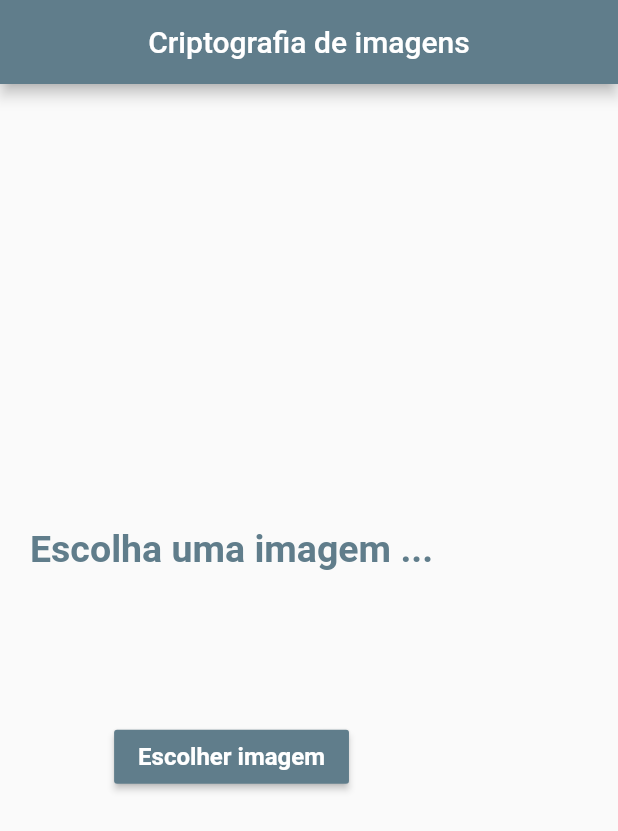
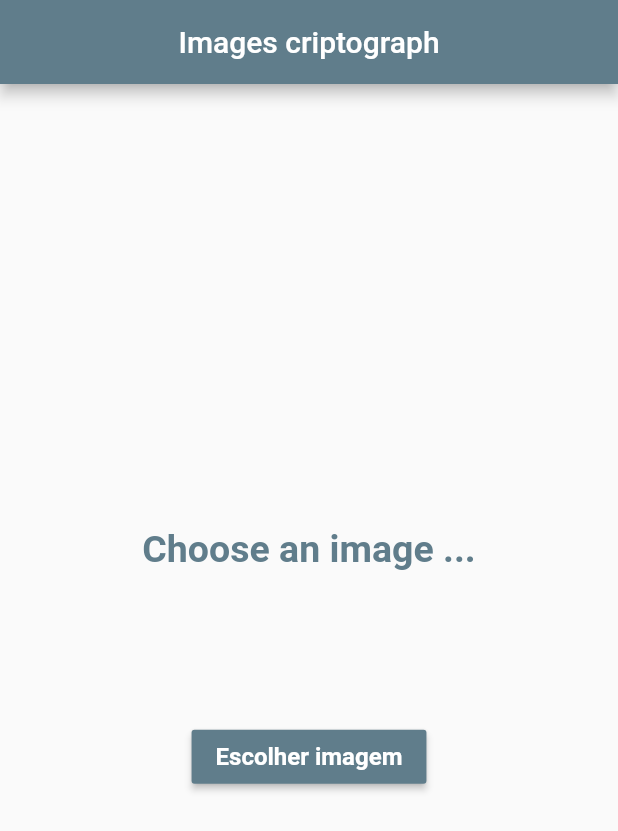
Before and after one commit to renanklein/flutter-imageCripto, a Flutter app: the screen it shows after launch, after a tap on "Escolher imagem", on a phone screen of 412 x 824 dp. Shown: the top 831 px of the screen. Run offline on Flutter 3.47's test engine with Material 2 defaults, Android fonts, the phone set to English and light mode, and no system bars; our stand-ins replace image_picker; missing offline and left inert: encrypt.

```diff
--- /dev/null
+++ b/lib/cripto_img.dart
@@ -0,0 +1,2 @@
+library cripto_img;
+export './utils/cripto_image.dart';
--- a/lib/main.dart
+++ b/lib/main.dart
@@ -1,4 +1,5 @@
 import 'package:encrypt/encrypt.dart' as encryptLib;
+import 'package:encrypt/encrypt.dart';
 import 'package:flutter/material.dart';
 import 'package:image_cripto/utils/cripto_image.dart';
 import 'package:image_picker/image_picker.dart';
@@ -19,20 +20,20 @@ class MyApp extends StatelessWidget {
 }
 
 class ImageCripto extends StatefulWidget {
-  List<int> _imageBytes;
   final _criptographKey = encryptLib.Key.fromSecureRandom(16);
-  encryptLib.Encrypted _encryptedImage;
   @override
   _ImageCriptoState createState() => _ImageCriptoState();
 }
 
 class _ImageCriptoState extends State<ImageCripto> {
+  List<int> _imageBytes;
+  Encrypted _encryptedImage;
   bool hasImage = false;
   @override
   Widget build(BuildContext context) {
     return Scaffold(
         appBar: AppBar(
-            title: Text("Criptografia de imagens"),
+            title: Text("Images criptograph"),
             centerTitle: true,
             backgroundColor: Theme.of(context).primaryColor),
         body: Container(
@@ -42,7 +43,7 @@ class _ImageCriptoState extends State<ImageCripto> {
 
   Future getImageBytes() async {
     await ImagePicker.pickImage(source: ImageSource.gallery).then((image) {
-      this.widget._imageBytes = image.readAsBytesSync();
+      this._imageBytes = image.readAsBytesSync();
     });
 
     setState(() {
@@ -50,16 +51,17 @@ class _ImageCriptoState extends State<ImageCripto> {
     });
   }
 
-  void setEncriptedImage(encryptLib.Encrypted encrypted) {
-    this.widget._encryptedImage = encrypted;
+  void setEncriptedImage(Encrypted encrypted) {
+    this._encryptedImage = encrypted;
   }
 
   Widget chooseImage() {
-    return Column(
+    return Center(
+      child: Column(
         mainAxisAlignment: MainAxisAlignment.center,
         crossAxisAlignment: CrossAxisAlignment.center,
         children: <Widget>[
-        Text("Escolha uma imagem ...",
+          Text("Choose an image ...",
               style: TextStyle(
                   fontSize: 25.0,
                   fontWeight: FontWeight.bold,
@@ -79,12 +81,13 @@ class _ImageCriptoState extends State<ImageCripto> {
             ),
           ),
         ],
+      ),
     );
   }
 
   Widget showImage() {
     setEncriptedImage(CriptoImage.encrypt(
-        this.widget._imageBytes, this.widget._criptographKey));
+        this._imageBytes, this.widget._criptographKey));
     return Center(
       child: ListView(
         children: <Widget>[
@@ -100,7 +103,7 @@ class _ImageCriptoState extends State<ImageCripto> {
           ),
           Container(
             child: Image.memory(CriptoImage.decrypt(
-                this.widget._encryptedImage, this.widget._criptographKey)),
+                this._encryptedImage, this.widget._criptographKey)),
             height: 150.0,
             width: 150.0,
           ),
--- a/lib/utils/cripto_image.dart
+++ b/lib/utils/cripto_image.dart
@@ -1,7 +1,5 @@
-
 import 'dart:typed_data';
 import 'package:encrypt/encrypt.dart';
-
 class CriptoImage {
 
   static final initVector = IV.fromSecureRandom(16);
@@ -12,7 +10,7 @@ class CriptoImage {
     return encrypt.encryptBytes(imageBytes, iv: initVector);
   }
 
-  static Uint8List decrypt (Encrypted encryptedImage, Key decriptKey){
+  static Uint8List decrypt(Encrypted encryptedImage, Key decriptKey){
 
     final decripter = Encrypter(new AES(decriptKey));
 
--- a/pubspec.yaml
+++ b/pubspec.yaml
@@ -1,5 +1,6 @@
 name: image_cripto
 description: A new Flutter project.
+repository: https://github.com/renanklein/flutter-imageCripto
 
 # The following defines the version and build number for your application.
 # A version number is three numbers separated by dots, like 1.2.43
```
Also changed, not shown: pubspec.lock, 4 other files. Lines whose indentation alone changed are shown as unchanged.
